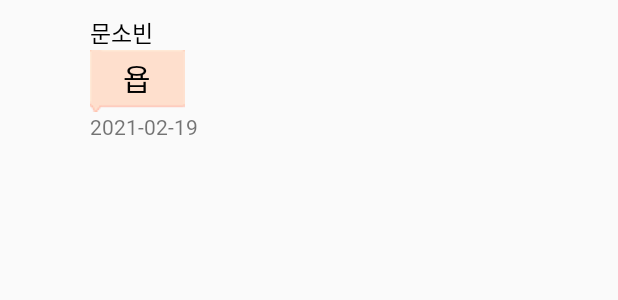
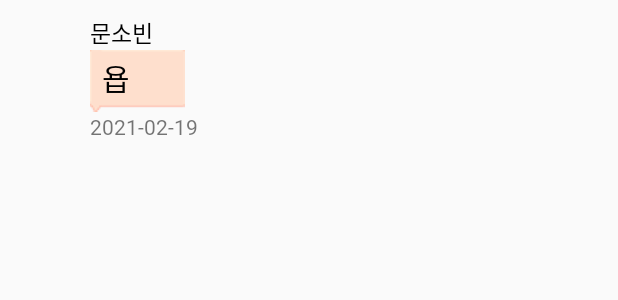
Before and after one commit to youth28/youth28_Client, an Android app: the layout item_your_chat.xml on its own in the app's theme, with its tools: preview values and no code run, on a phone screen of 412 x 824 dp. Shown: the top 300 px of the screen. Run offline under Robolectric (Android 15) with nearby library versions, the phone set to English and light mode, and no system bars.

Commit message:
[UPDATE] xml - gravity

```diff
--- a/android/app/src/main/res/layout/item_my_chat.xml
+++ b/android/app/src/main/res/layout/item_my_chat.xml
@@ -26,7 +26,7 @@
             android:paddingRight="8dp"
             android:paddingLeft="8dp"
             android:paddingBottom="8dp"
-            android:gravity="center_horizontal"
+            android:gravity="right"
             app:layout_constraintEnd_toEndOf="parent"
             app:layout_constraintTop_toTopOf="parent" />
 
--- a/android/app/src/main/res/layout/item_your_chat.xml
+++ b/android/app/src/main/res/layout/item_your_chat.xml
@@ -28,7 +28,7 @@
             android:layout_height="wrap_content"
             android:layout_marginStart="10dp"
             android:layout_marginLeft="10dp"
-            android:text="@{item.userId}"
+            android:text="@{item.userName}"
             tools:text="문소빈"
             android:textAppearance="@style/TextAppearance.AppCompat.Body1"
             android:textSize="15dp"
@@ -53,7 +53,7 @@
             android:paddingRight="8dp"
             android:paddingLeft="8dp"
             android:paddingBottom="8dp"
-            android:gravity="center_horizontal"
+            android:gravity="left"
             app:layout_constraintStart_toEndOf="@+id/imgChatYou"
             app:layout_constraintTop_toBottomOf="@+id/tvChatYouName" />
 
```
